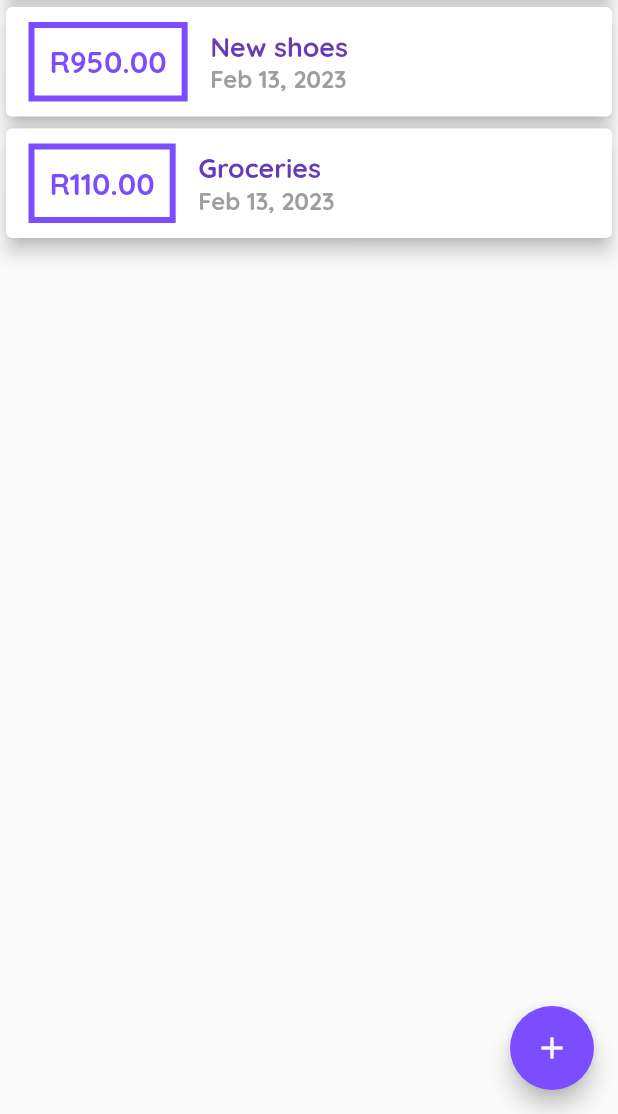
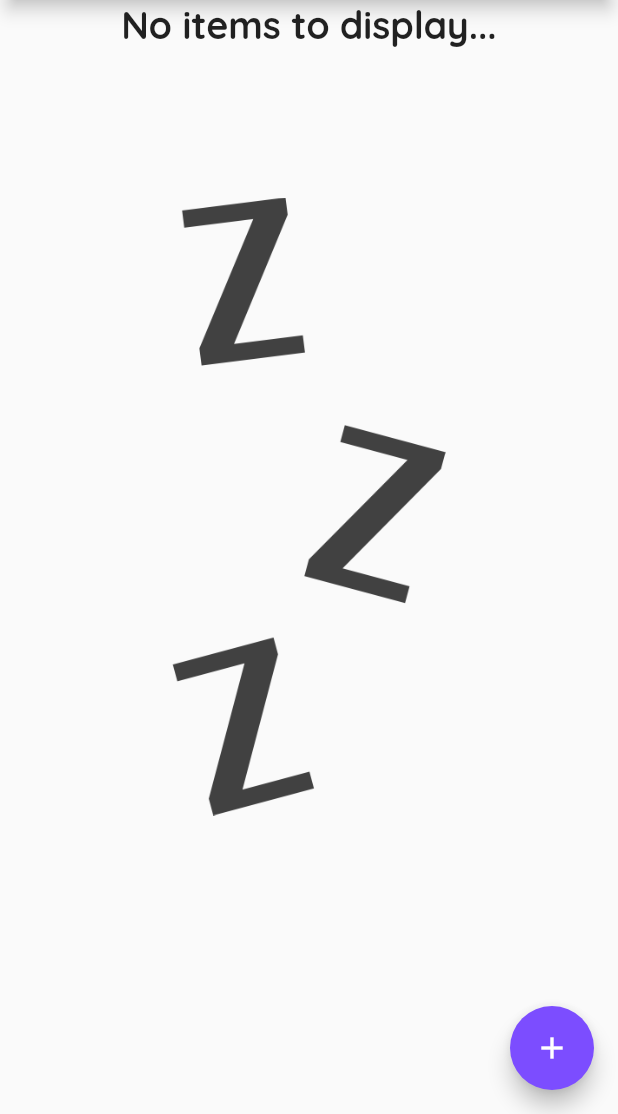
Before and after one commit to Ruan6370/flutterSect4Guide, a Flutter app: the screen it shows after launch, on a phone screen of 412 x 824 dp, the part 122-1236 px from its top. Run offline on Flutter 3.47's test engine with Material 2 defaults, Android fonts, the phone set to English and light mode, and no system bars.

Commit message:
Created Custom fonts, added no items image for empty lists and started on chart

```diff
--- /dev/null
+++ b/lib/_widgets/chart.dart
@@ -0,0 +1,14 @@
+import 'package:flutter/material.dart';
+
+class Chart extends StatelessWidget {
+  const Chart(Key? key) : super(key: key);
+
+  @override
+  Widget build(BuildContext context) {
+    return const Card(
+      elevation: 6,
+      margin: EdgeInsets.all(20),
+      child: Row(children: <Widget>[]),
+    );
+  }
+}
--- a/lib/_widgets/transactions_list.dart
+++ b/lib/_widgets/transactions_list.dart
@@ -1,4 +1,5 @@
 import 'package:flutter/material.dart';
+import 'package:helloworld/custom_components/custom_fonts.dart';
 import 'package:intl/intl.dart';
 
 import '../_models/transactions.dart';
@@ -12,7 +13,17 @@ class TransactionList extends StatelessWidget {
   Widget build(BuildContext context) {
     return SizedBox(
         height: MediaQuery.of(context).size.height,
-        child: ListView.builder(
+        child: transactionItems.isEmpty
+            ? Column(children: <Widget>[
+                const Text('No items to display...',
+                    style: CustomFonts.bodyMissing),
+                const SizedBox(height: 100),
+                SizedBox(
+                    height: MediaQuery.of(context).size.height / 2,
+                    child: Image.asset('assets/images/waiting.png',
+                        fit: BoxFit.cover)),
+              ])
+            : ListView.builder(
                 itemBuilder: (ctx, index) {
                   return Card(
                     elevation: 5,
@@ -30,7 +41,10 @@ class TransactionList extends StatelessWidget {
                           ),
                           padding: const EdgeInsets.all(10),
                           child: Text(
-                      'R' + transactionItems[index].amount.toStringAsFixed(2),
+                            'R' +
+                                transactionItems[index]
+                                    .amount
+                                    .toStringAsFixed(2),
                             style: const TextStyle(
                               fontWeight: FontWeight.bold,
                               fontSize: 20,
@@ -49,7 +63,8 @@ class TransactionList extends StatelessWidget {
                               ),
                             ),
                             Text(
-                        DateFormat.yMMMd().format(transactionItems[index].date),
+                              DateFormat.yMMMd()
+                                  .format(transactionItems[index].date),
                               style: const TextStyle(
                                 fontWeight: FontWeight.bold,
                                 fontSize: 16,
--- /dev/null
+++ b/lib/custom_components/custom_fonts.dart
@@ -0,0 +1,9 @@
+import 'package:flutter/material.dart';
+
+class CustomFonts {
+  static const TextStyle bodyMissing = TextStyle(
+    fontSize: 25.0,
+    fontFamily: 'Quicksand',
+    fontWeight: FontWeight.bold,
+  );
+}
--- a/lib/main.dart
+++ b/lib/main.dart
@@ -25,7 +25,11 @@ class PersonalExpenseTracker extends StatelessWidget {
             fontSize: 20,
             color: Colors.white,
           ),
-          // foregroundColor: Colors.white,
+        ),
+        textTheme: const TextTheme(
+          displayLarge: TextStyle(fontSize: 72.0, fontWeight: FontWeight.bold),
+          titleLarge: TextStyle(fontSize: 36.0, fontStyle: FontStyle.italic),
+          bodyMedium: TextStyle(fontSize: 14.0, fontFamily: 'QuickSand'),
         ),
       ),
       debugShowCheckedModeBanner: false,
@@ -43,10 +47,10 @@ class HomePage extends StatefulWidget {
 
 class _HomePageState extends State<HomePage> {
   final List<Transaction> _userTransactions = [
-    Transaction(
-        id: 't1', title: 'New shoes', amount: 950.00, date: DateTime.now()),
-    Transaction(
-        id: 't2', title: 'Groceries', amount: 110.00, date: DateTime.now()),
+    // Transaction(
+    //     id: 't1', title: 'New shoes', amount: 950.00, date: DateTime.now()),
+    // Transaction(
+    //     id: 't2', title: 'Groceries', amount: 110.00, date: DateTime.now()),
   ];
 
   void _addTransactionItem(String txTitle, double txAmount) {
--- a/pubspec.yaml
+++ b/pubspec.yaml
@@ -44,8 +44,8 @@ flutter:
   uses-material-design: true
 
   # To add assets to your application, add an assets section, like this:
-  # assets:
-  #  - images/a_dot_burr.jpeg
+  assets:
+   - assets/images/waiting.png
   #  - images/a_dot_ham.jpeg
 
   # An image asset can refer to one or more resolution-specific "variants", see
```
Also changed, not shown: assets/images/waiting.png (added). Lines whose indentation alone changed are shown as unchanged.
